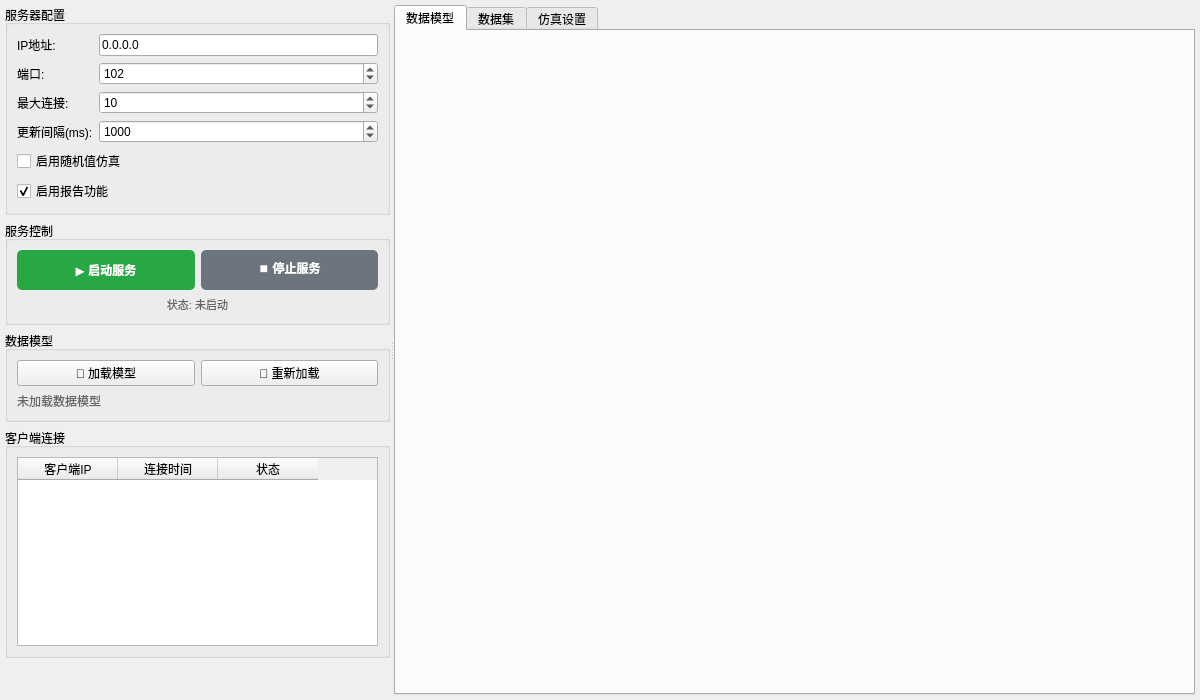
This is src/gui/ui/server_panel.ui in Tachiguishi/iec61850_simulator as Qt 5 draws it before an edit. The edited form follows.
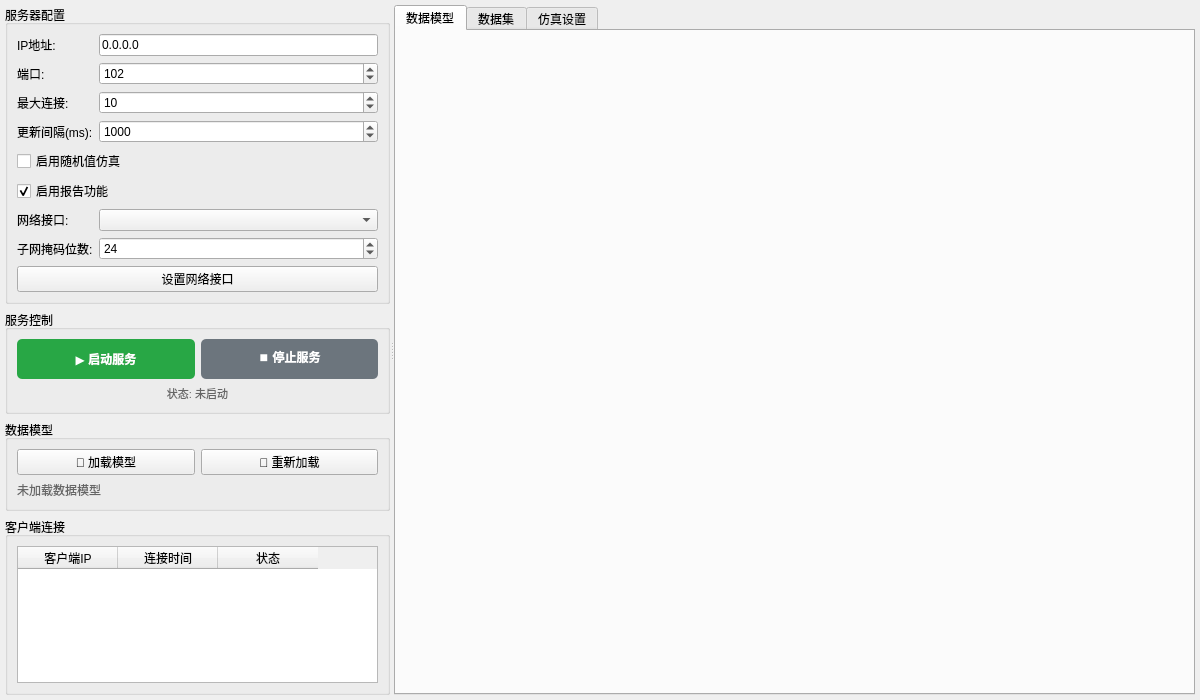
This is the edited form.

Commit message: feat: add ip interface config

What changed in the file:
```diff
--- a/src/gui/ui/server_panel.ui
+++ b/src/gui/ui/server_panel.ui
@@ -149,6 +149,50 @@
             </property>
            </widget>
           </item>
+          <item row="6" column="0">
+           <widget class="QLabel" name="interfaceLabel">
+            <property name="text">
+             <string>网络接口:</string>
+            </property>
+           </widget>
+          </item>
+          <item row="6" column="1">
+           <widget class="QComboBox" name="interfaceCombo">
+            <property name="toolTip">
+             <string>选择网络接口用于IP配置</string>
+            </property>
+           </widget>
+          </item>
+          <item row="7" column="0">
+           <widget class="QLabel" name="prefixLenLabel">
+            <property name="text">
+             <string>子网掩码位数:</string>
+            </property>
+           </widget>
+          </item>
+          <item row="7" column="1">
+           <widget class="QSpinBox" name="prefixLenInput">
+            <property name="toolTip">
+             <string>IP地址的前缀长度（CIDR格式）</string>
+            </property>
+            <property name="minimum">
+             <number>1</number>
+            </property>
+            <property name="maximum">
+             <number>32</number>
+            </property>
+            <property name="value">
+             <number>24</number>
+            </property>
+           </widget>
+          </item>
+          <item row="8" column="0" colspan="2">
+           <widget class="QPushButton" name="setInterfaceBtn">
+            <property name="text">
+             <string>设置网络接口</string>
+            </property>
+           </widget>
+          </item>
          </layout>
         </widget>
        </item>
```
The commit also changes 5 other files.
